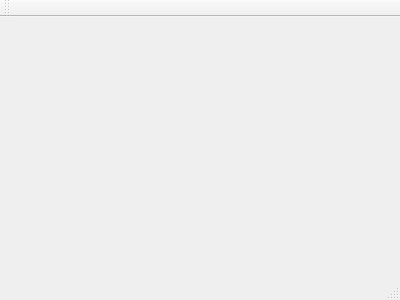
Before: the Qt Designer form QtTcpEx/ExTcpServer/ExTcpServer.ui in XMuli/QtExamples, drawn with Qt 5.
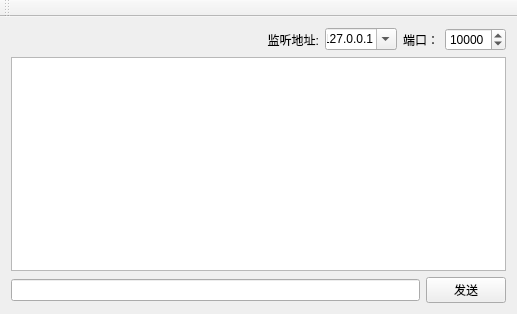
After: the same form once the commit is applied.

Commit message:
feat: 对 Tcp 的 Server/Client的 UI进行设计
且添加了对于MacOS和Win10的应用程序图标；使用QMake设置(.pro文件书写)

Patch:
```diff
--- a/QtTcpEx/ExTcpServer/ExTcpServer.ui
+++ b/QtTcpEx/ExTcpServer/ExTcpServer.ui
@@ -1,24 +1,115 @@
 <ui version="4.0">
  <class>ExTcpServer</class>
- <widget class="QMainWindow" name="ExTcpServer" >
-  <property name="geometry" >
+ <widget class="QMainWindow" name="ExTcpServer">
+  <property name="geometry">
    <rect>
     <x>0</x>
     <y>0</y>
-    <width>400</width>
-    <height>300</height>
+    <width>517</width>
+    <height>314</height>
    </rect>
   </property>
   <property name="windowTitle" >
    <string>ExTcpServer</string>
   </property>
-  <widget class="QMenuBar" name="menuBar" />
-  <widget class="QToolBar" name="mainToolBar" />
-  <widget class="QWidget" name="centralWidget" />
-  <widget class="QStatusBar" name="statusBar" />
+  <widget class="QWidget" name="centralWidget">
+   <layout class="QVBoxLayout" name="verticalLayout">
+    <item>
+     <layout class="QHBoxLayout" name="horizontalLayout">
+      <item>
+       <spacer name="horizontalSpacer">
+        <property name="orientation">
+         <enum>Qt::Horizontal</enum>
+        </property>
+        <property name="sizeHint" stdset="0">
+         <size>
+          <width>40</width>
+          <height>20</height>
+         </size>
+        </property>
+       </spacer>
+      </item>
+      <item>
+       <widget class="QLabel" name="labIP">
+        <property name="text">
+         <string>监听地址:</string>
+        </property>
+        <property name="alignment">
+         <set>Qt::AlignRight|Qt::AlignTrailing|Qt::AlignVCenter</set>
+        </property>
+       </widget>
+      </item>
+      <item>
+       <widget class="QComboBox" name="comboBox">
+        <property name="editable">
+         <bool>true</bool>
+        </property>
+        <property name="currentText">
+         <string>127.0.0.1</string>
+        </property>
+       </widget>
+      </item>
+      <item>
+       <widget class="QLabel" name="labPort">
+        <property name="text">
+         <string>端口：</string>
+        </property>
+        <property name="alignment">
+         <set>Qt::AlignRight|Qt::AlignTrailing|Qt::AlignVCenter</set>
+        </property>
+       </widget>
+      </item>
+      <item>
+       <widget class="QSpinBox" name="spinBox">
+        <property name="maximum">
+         <number>65000</number>
+        </property>
+        <property name="value">
+         <number>10000</number>
+        </property>
+       </widget>
+      </item>
+     </layout>
+    </item>
+    <item>
+     <widget class="QPlainTextEdit" name="plainTextEdit"/>
+    </item>
+    <item>
+     <layout class="QHBoxLayout" name="horizontalLayout_2">
+      <item>
+       <widget class="QLineEdit" name="lineEdit"/>
+      </item>
+      <item>
+       <widget class="QPushButton" name="btnSenf">
+        <property name="text">
+         <string>发送</string>
+        </property>
+       </widget>
+      </item>
+     </layout>
+    </item>
+   </layout>
+  </widget>
+  <widget class="QMenuBar" name="menuBar">
+   <property name="geometry">
+    <rect>
+     <x>0</x>
+     <y>0</y>
+     <width>517</width>
+     <height>25</height>
+    </rect>
+   </property>
+  </widget>
+  <widget class="QToolBar" name="mainToolBar">
+   <attribute name="toolBarArea">
+    <enum>TopToolBarArea</enum>
+   </attribute>
+   <attribute name="toolBarBreak">
+    <bool>false</bool>
+   </attribute>
+  </widget>
  </widget>
- <layoutDefault spacing="6" margin="11" />
- <pixmapfunction></pixmapfunction>
+ <layoutdefault spacing="6" margin="11"/>
  <resources/>
  <connections/>
 </ui>
```
Left out of the diff: 3 changed lines with no effect on the pictures. The commit also changes 19 other files.
